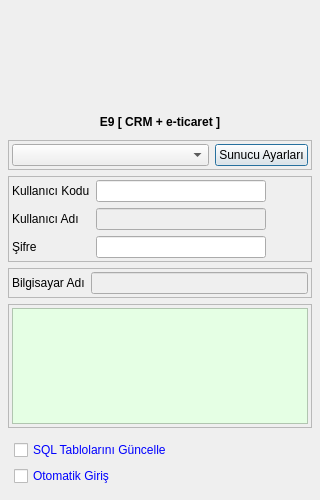
Old version of the form LOGIN/login_batch.ui in the repository adakteknoloji/FRAMEWORK.
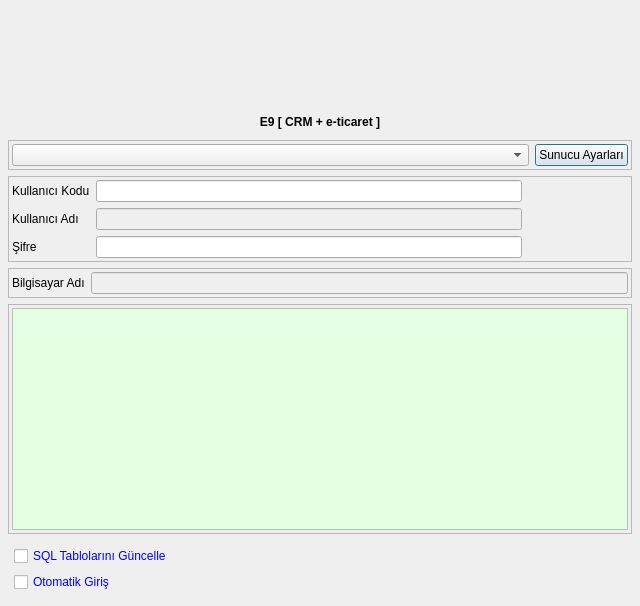
New version of the form. Icons and pictures are not drawn.

Commit message: Login ekranı düzeltildi

```diff
--- a/LOGIN/login_batch.ui
+++ b/LOGIN/login_batch.ui
@@ -6,26 +6,26 @@
    <rect>
     <x>0</x>
     <y>0</y>
-    <width>320</width>
-    <height>500</height>
+    <width>640</width>
+    <height>606</height>
    </rect>
   </property>
   <property name="sizePolicy">
-   <sizepolicy hsizetype="Minimum" vsizetype="Minimum">
+   <sizepolicy hsizetype="Expanding" vsizetype="Expanding">
     <horstretch>0</horstretch>
     <verstretch>0</verstretch>
    </sizepolicy>
   </property>
   <property name="minimumSize">
    <size>
-    <width>320</width>
-    <height>0</height>
+    <width>640</width>
+    <height>480</height>
    </size>
   </property>
   <property name="maximumSize">
    <size>
-    <width>320</width>
-    <height>500</height>
+    <width>800</width>
+    <height>800</height>
    </size>
   </property>
   <property name="windowTitle">
@@ -389,8 +389,8 @@
             <string>&lt;!DOCTYPE HTML PUBLIC &quot;-//W3C//DTD HTML 4.0//EN&quot; &quot;http://www.w3.org/TR/REC-html40/strict.dtd&quot;&gt;
 &lt;html&gt;&lt;head&gt;&lt;meta name=&quot;qrichtext&quot; content=&quot;1&quot; /&gt;&lt;style type=&quot;text/css&quot;&gt;
 p, li { white-space: pre-wrap; }
-&lt;/style&gt;&lt;/head&gt;&lt;body style=&quot; font-family:'Sans Serif'; font-size:10pt; font-weight:400; font-style:normal;&quot;&gt;
-&lt;p style=&quot;-qt-paragraph-type:empty; margin-top:0px; margin-bottom:0px; margin-left:0px; margin-right:0px; -qt-block-indent:0; text-indent:0px; font-family:'Monospace'; font-size:9pt;&quot;&gt;&lt;/p&gt;&lt;/body&gt;&lt;/html&gt;</string>
+&lt;/style&gt;&lt;/head&gt;&lt;body style=&quot; font-family:'DejaVu Sans'; font-size:17pt; font-weight:400; font-style:normal;&quot;&gt;
+&lt;p style=&quot;-qt-paragraph-type:empty; margin-top:0px; margin-bottom:0px; margin-left:0px; margin-right:0px; -qt-block-indent:0; text-indent:0px; font-family:'Monospace'; font-size:9pt;&quot;&gt;&lt;br /&gt;&lt;/p&gt;&lt;/body&gt;&lt;/html&gt;</string>
            </property>
           </widget>
          </item>
@@ -414,7 +414,7 @@
            <item row="0" column="0">
             <widget class="QCheckBox" name="check_box_sql_tablolarini_guncelle">
              <property name="sizePolicy">
-              <sizepolicy hsizetype="Expanding" vsizetype="Fixed">
+              <sizepolicy hsizetype="Expanding" vsizetype="Expanding">
                <horstretch>0</horstretch>
                <verstretch>0</verstretch>
               </sizepolicy>
@@ -428,12 +428,18 @@
              <property name="text">
               <string>SQL Tablolarını Güncelle</string>
              </property>
+             <property name="iconSize">
+              <size>
+               <width>32</width>
+               <height>32</height>
+              </size>
+             </property>
             </widget>
            </item>
            <item row="1" column="0">
             <widget class="QCheckBox" name="check_box_otomatik_login">
              <property name="sizePolicy">
-              <sizepolicy hsizetype="Expanding" vsizetype="Fixed">
+              <sizepolicy hsizetype="Expanding" vsizetype="Expanding">
                <horstretch>0</horstretch>
                <verstretch>0</verstretch>
               </sizepolicy>
@@ -447,6 +453,12 @@
              <property name="text">
               <string>Otomatik Giriş</string>
              </property>
+             <property name="iconSize">
+              <size>
+               <width>32</width>
+               <height>32</height>
+              </size>
+             </property>
             </widget>
            </item>
            <item row="0" column="1" rowspan="2">
```
Left out of the diff: 3 changed lines with no effect on the pictures. The commit also changes 2 other files.
